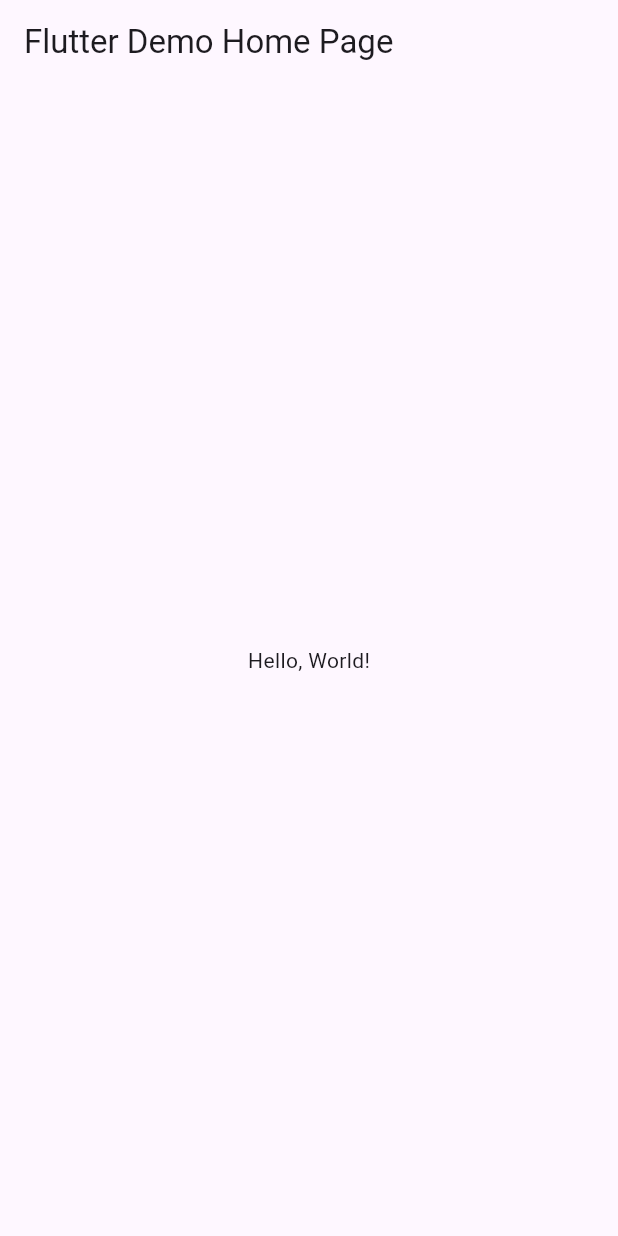
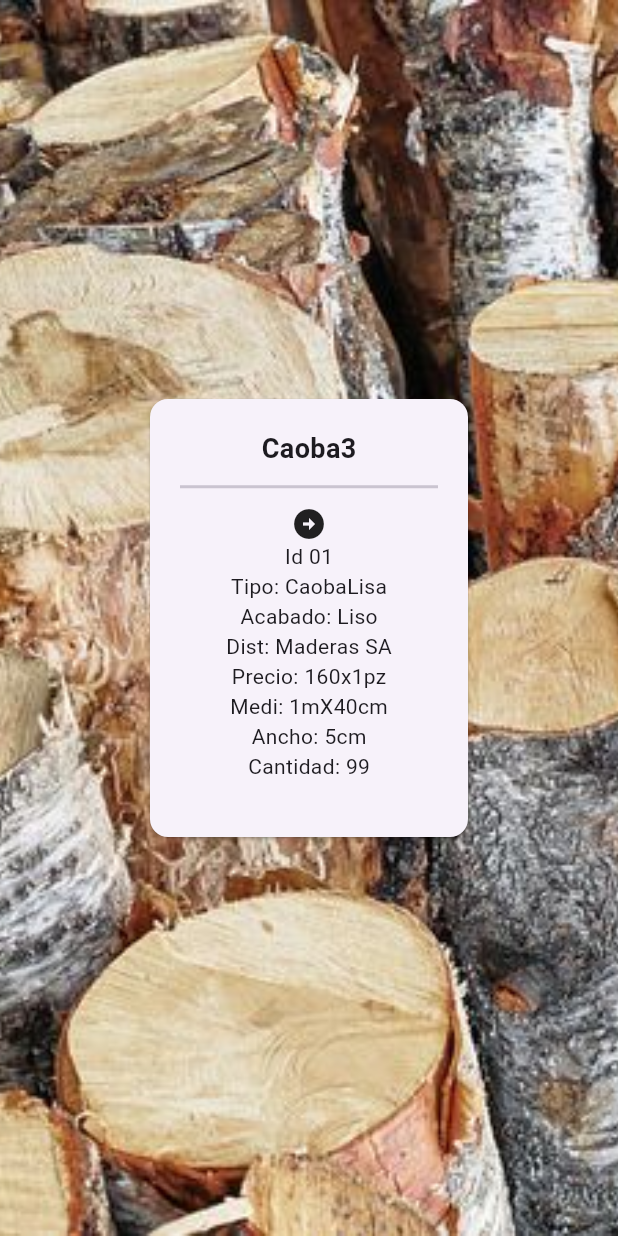
Before and after one commit to MAOMOrtega15/UII-act6-ortega, a Flutter app: the screen it shows after launch, on a phone screen of 412 x 824 dp. Run offline on Flutter 3.47's test engine with Material 3 defaults, Android fonts, the phone set to English and light mode, and no system bars.

```diff
--- a/lib/main.dart
+++ b/lib/main.dart
@@ -1,23 +1,16 @@
 import 'package:flutter/material.dart';
 
-void main() => runApp(MyApp());
+void main() => runApp(const MyApp());
 
 class MyApp extends StatelessWidget {
   const MyApp({super.key});
   // This widget is the root of your application.
   @override
   Widget build(BuildContext context) {
-    return MaterialApp(
-      // Application name
-      title: 'Flutter Hello World',
-      // Application theme data, you can set the colors for the application as
-      // you want
-      theme: ThemeData(
-        // useMaterial3: false,
-        primarySwatch: Colors.blue,
-      ),
-      // A widget which will be started on application startup
-      home: MyHomePage(title: 'Flutter Demo Home Page'),
+    return const MaterialApp(
+      title: 'Madederia Ortega',
+      home: MyHomePage(title: 'Madederia Ortega'),
+      debugShowCheckedModeBanner: false,
     );
   }
 }
@@ -29,15 +22,176 @@ class MyHomePage extends StatelessWidget {
   @override
   Widget build(BuildContext context) {
     return Scaffold(
-      appBar: AppBar(
-        // The title text which will be shown on the action bar
-        title: Text(title),
-      ),
-      body: Center(
-        child: Text(
-          'Hello, World!',
+        body: PageView(
+      children: [
+        Stack(
+          children: [
+            SizedBox(
+              height: MediaQuery.of(context).size.height,
+              width: MediaQuery.of(context).size.width,
+              child: Image.asset("images/im1.jpg", fit: BoxFit.cover),
+            ),
+            const Center(
+              child: SizedBox(
+                width: 220,
+                height: 300,
+                child: Card(
+                  child: Padding(
+                    padding: EdgeInsets.all(20),
+                    child: Column(
+                      children: [
+                        Text(
+                          "Caoba3",
+                          style: TextStyle(
+                              fontSize: 18, fontWeight: FontWeight.w600),
+                        ),
+                        Divider(
+                          thickness: 2,
+                          height: 25,
+                        ),
+                        Icon(Icons.arrow_circle_right),
+                        Text("Id 01"),
+                        Text("Tipo: CaobaLisa"),
+                        Text("Acabado: Liso"),
+                        Text("Dist: Maderas SA"),
+                        Text("Precio: 160x1pz"),
+                        Text("Medi: 1mX40cm"),
+                        Text("Ancho: 5cm"),
+                        Text("Cantidad: 99")
+                      ],
+                    ),
+                  ),
+                ),
+              ),
+            )
+          ],
         ),
-      ),
-    );
+        Stack(
+          children: [
+            SizedBox(
+              height: MediaQuery.of(context).size.height,
+              width: MediaQuery.of(context).size.width,
+              child: Image.asset("images/im2.jpg", fit: BoxFit.cover),
+            ),
+            const Center(
+              child: SizedBox(
+                width: 220,
+                height: 300,
+                child: Card(
+                  child: Padding(
+                    padding: EdgeInsets.all(20),
+                    child: Column(
+                      children: [
+                        Text(
+                          "Roble",
+                          style: TextStyle(
+                              fontSize: 18, fontWeight: FontWeight.w600),
+                        ),
+                        Divider(
+                          thickness: 2,
+                          height: 25,
+                        ),
+                        Icon(Icons.drive_eta),
+                        Text("Id 02"),
+                        Text("Tipo: Roble"),
+                        Text("Acabado: Rugoso"),
+                        Text("Dist: Maderas SA"),
+                        Text("Precio: 380x1pz"),
+                        Text("Medi: 1mX50cm"),
+                        Text("Ancho: 20cm"),
+                        Text("Cantidad: 16")
+                      ],
+                    ),
+                  ),
+                ),
+              ),
+            )
+          ],
+        ),
+        Stack(
+          children: [
+            SizedBox(
+              height: MediaQuery.of(context).size.height,
+              width: MediaQuery.of(context).size.width,
+              child: Image.asset("images/im3.jpg", fit: BoxFit.cover),
+            ),
+            const Center(
+              child: SizedBox(
+                width: 150,
+                height: 200,
+                child: Card(
+                  child: Padding(
+                    padding: EdgeInsets.all(20),
+                    child: Column(
+                      children: [
+                        Text(
+                          "Nogal",
+                          style: TextStyle(
+                              fontSize: 18, fontWeight: FontWeight.w600),
+                        ),
+                        Divider(
+                          thickness: 2,
+                          height: 25,
+                        ),
+                        Icon(Icons.drive_eta),
+                        Text("Id 03"),
+                        Text("Tipo: Blanco"),
+                        Text("Acabado: Liso"),
+                        Text("Dist: Maderas SA"),
+                        Text("Precio: 110x1pz"),
+                        Text("Medi: 90cmX40cm"),
+                        Text("Ancho: 6cm"),
+                        Text("Cantidad: 79")
+                      ],
+                    ),
+                  ),
+                ),
+              ),
+            )
+          ],
+        ),
+        Stack(
+          children: [
+            SizedBox(
+              height: MediaQuery.of(context).size.height,
+              width: MediaQuery.of(context).size.width,
+              child: Image.asset("images/im4.jpg", fit: BoxFit.cover),
+            ),
+            const Center(
+              child: SizedBox(
+                width: 150,
+                height: 200,
+                child: Card(
+                  child: Padding(
+                    padding: EdgeInsets.all(20),
+                    child: Column(
+                      children: [
+                        Text(
+                          "Cerezo",
+                          style: TextStyle(
+                              fontSize: 18, fontWeight: FontWeight.w600),
+                        ),
+                        Divider(
+                          thickness: 2,
+                          height: 25,
+                        ),
+                        Text("Id 04"),
+                        Text("Tipo: Oscuro"),
+                        Text("Acabado: Liso"),
+                        Text("Dist: Maderas SA"),
+                        Text("Precio: 140x1pz"),
+                        Text("Medi: 90cmX40cm"),
+                        Text("Ancho: 4cm"),
+                        Text("Cantidad: 15")
+                      ],
+                    ),
+                  ),
+                ),
+              ),
+            )
+          ],
+        ),
+      ],
+    ));
   }
 }
--- a/pubspec.yaml
+++ b/pubspec.yaml
@@ -17,8 +17,8 @@ dev_dependencies:
 
 flutter:
   uses-material-design: true
-  # assets:
-  #  - images/a_dot_burr.jpeg
+  assets:
+    - images/
   #  - images/a_dot_ham.jpeg
   # fonts:
   #   - family: Schyler
```
Also changed, not shown: images/im1.jpg (added), images/im2.jpg (added), images/im3.jpg (added), images/im4.jpg (added).
